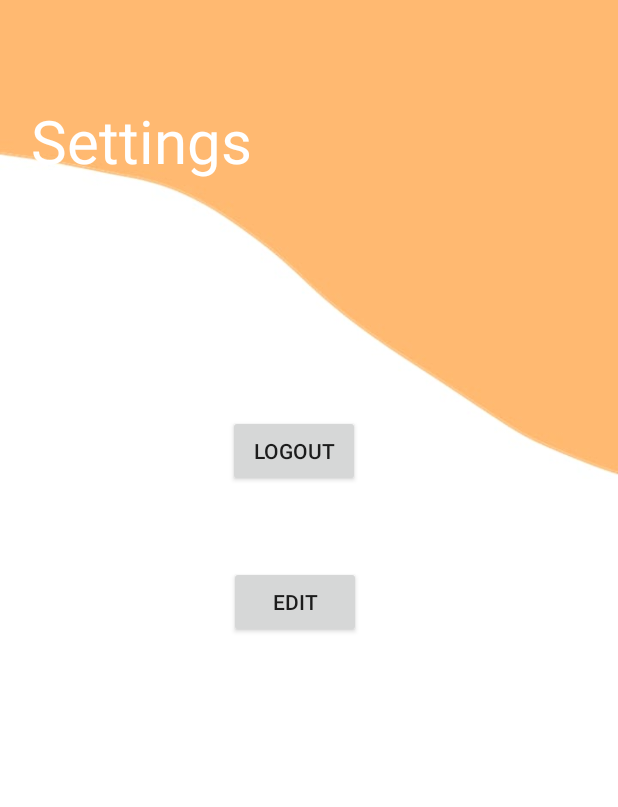
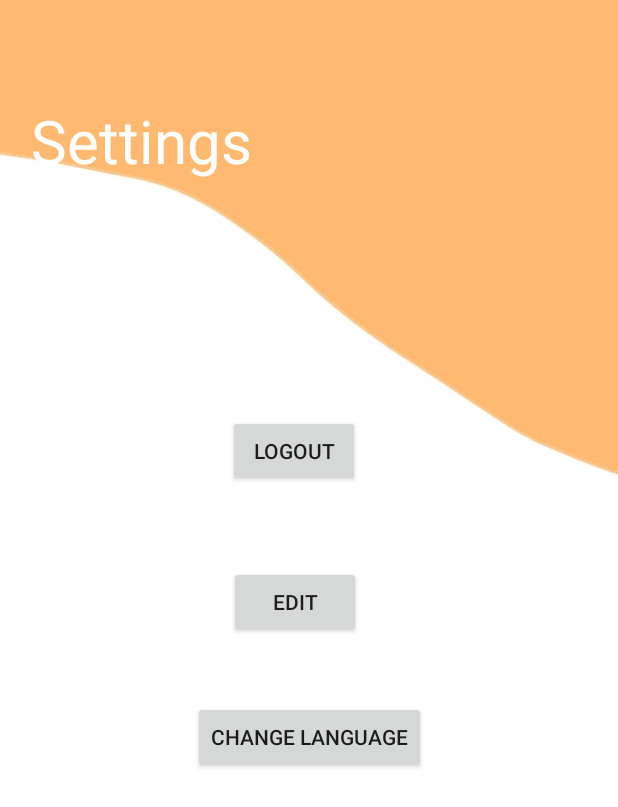
Before and after one commit to TechtitudeTribe/AttaChakki, an Android app: the Setting screen opened directly, with no data from a screen before it, on a phone screen of 412 x 824 dp. Shown: the top 807 px of the screen. Run offline under Robolectric (Android 15) with nearby library versions, the light colour scheme and no system bars; our stand-ins replace Firebase (no records; nobody signed in at launch, a user with empty details on screens opened directly); 1 statement that could not run was skipped.

Commit message:
Source Code

```diff
--- a/app/src/main/java/com/example/attachakki/Setting.java
+++ b/app/src/main/java/com/example/attachakki/Setting.java
@@ -1,16 +1,24 @@
 package com.example.attachakki;
 
+import androidx.appcompat.app.ActionBar;
+import androidx.appcompat.app.AlertDialog;
 import androidx.appcompat.app.AppCompatActivity;
 
+import android.app.Activity;
+import android.content.DialogInterface;
 import android.content.Intent;
+import android.content.SharedPreferences;
+import android.content.res.Configuration;
 import android.os.Bundle;
 import android.view.View;
 import android.widget.Button;
 
 import com.google.firebase.auth.FirebaseAuth;
 
+import java.util.Locale;
+
 public class Setting extends AppCompatActivity {
-    Button btnLogout,edit;
+    Button btnLogout,edit,changelang;
     FirebaseAuth mFirebaseAuth;
     private FirebaseAuth.AuthStateListener mAuthStateListener;
 
@@ -18,10 +26,15 @@ public class Setting extends AppCompatActivity {
     @Override
     protected void onCreate(Bundle savedInstanceState) {
         super.onCreate(savedInstanceState);
+        loadLocale();
         setContentView(R.layout.activity_setting);
+
+        ActionBar actionBar=getSupportActionBar();
+        actionBar.setTitle(getResources().getString(R.string.app_name));
 
         btnLogout=findViewById(R.id.logout);
         edit= findViewById(R.id.edit_profile);
+        changelang=findViewById(R.id.changeLang);
 
         btnLogout.setOnClickListener(new View.OnClickListener() {
             @Override
@@ -38,5 +51,52 @@ public class Setting extends AppCompatActivity {
                 startActivity(i);
             }
         });
+        changelang.setOnClickListener(new View.OnClickListener() {
+            @Override
+            public void onClick(View view) {
+                showChangeLanguageDialog();
+            }
+        });
+    }
+
+    private void showChangeLanguageDialog() {
+     final String[] listItems={"English" , "हिंदी"};
+        AlertDialog.Builder mBuilder= new AlertDialog.Builder(Setting.this);
+        mBuilder.setTitle("Choose Language...");
+        mBuilder.setSingleChoiceItems(listItems, -1, new DialogInterface.OnClickListener() {
+            @Override
+            public void onClick(DialogInterface dialogInterface, int i) {
+               if(i==0){
+                   //Hindi
+                    setLocale("hi");
+                    recreate();
+               }
+                else if(i==1){
+                    //English
+                    setLocale("en");
+                    recreate();
+                }
+
+                dialogInterface.dismiss();
+            }
+        });
+        AlertDialog mDialog=mBuilder.create();
+        mDialog.show();
+    }
+
+    private void setLocale(String lang) {
+        Locale locale=new Locale(lang);
+        Locale.setDefault(locale);
+        Configuration config=new Configuration();
+        config.locale=locale;
+        getBaseContext().getResources().updateConfiguration(config, getBaseContext().getResources().getDisplayMetrics());
+        SharedPreferences.Editor editor= getSharedPreferences("Settings", MODE_PRIVATE).edit();
+        editor.putString("My_Lang",lang);
+        editor.apply();
+    }
+    public void loadLocale(){
+        SharedPreferences prefs=getSharedPreferences("Settings", Activity.MODE_PRIVATE);
+        String language= prefs.getString("My_Lang", "");
+        setLocale(language);
     }
 }
--- a/app/src/main/res/layout/activity_edit_profile.xml
+++ b/app/src/main/res/layout/activity_edit_profile.xml
@@ -74,11 +74,10 @@
                     android:id="@+id/editCompany"
                     android:layout_width="match_parent"
                     android:layout_height="wrap_content"
-                    android:layout_toLeftOf="@+id/spinner1"
                     android:background="@drawable/bg_widget"
                     android:ems="10"
                     android:fontFamily="serif"
-                    android:hint="Gender"
+                    android:hint="Company"
                     android:paddingTop="10dp"
                     android:textColor="#000000"
                     android:paddingBottom="10dp"
--- a/app/src/main/res/layout/activity_setting.xml
+++ b/app/src/main/res/layout/activity_setting.xml
@@ -13,7 +13,7 @@
         android:layout_marginEnd="224dp"
         android:layout_marginBottom="637dp"
         android:padding="20dp"
-        android:text="Settings"
+        android:text="@string/settings"
         android:textColor="#ffffff"
         android:id="@+id/text"
         android:textSize="40dp"
@@ -30,7 +30,7 @@
         android:layout_marginTop="46dp"
         android:layout_marginEnd="171dp"
         android:layout_marginBottom="435dp"
-        android:text="Logout"
+        android:text="@string/logout"
         app:layout_constraintBottom_toBottomOf="parent"
         app:layout_constraintEnd_toEndOf="parent"
         app:layout_constraintHorizontal_bias="0.0"
@@ -46,11 +46,24 @@
         android:layout_marginTop="43dp"
         android:layout_marginEnd="171dp"
         android:layout_marginBottom="389dp"
-        android:text="Edit"
+        android:text="@string/edit"
         app:layout_constraintBottom_toBottomOf="parent"
         app:layout_constraintEnd_toEndOf="parent"
         app:layout_constraintStart_toStartOf="parent"
         app:layout_constraintTop_toBottomOf="@+id/logout" />
 
+    <Button
+        android:id="@+id/changeLang"
+        android:layout_width="wrap_content"
+        android:layout_height="wrap_content"
+        android:layout_marginStart="127dp"
+        android:layout_marginTop="37dp"
+        android:layout_marginEnd="127dp"
+        android:layout_marginBottom="304dp"
+        android:text="@string/changeLanguage"
+        app:layout_constraintBottom_toBottomOf="parent"
+        app:layout_constraintEnd_toEndOf="parent"
+        app:layout_constraintStart_toStartOf="parent"
+        app:layout_constraintTop_toBottomOf="@+id/edit_profile" />
 
 </androidx.constraintlayout.widget.ConstraintLayout>
--- a/app/src/main/res/layout/profile_info.xml
+++ b/app/src/main/res/layout/profile_info.xml
@@ -30,7 +30,7 @@
         android:background="@drawable/bg_widget"
         android:layout_marginRight="30dp"
         android:gravity="center"
-        android:hint="First Name"
+        android:hint="@string/firstname"
         android:textSize="30dp"
         app:layout_constraintBottom_toTopOf="@+id/prolastname"
         app:layout_constraintEnd_toEndOf="parent"
@@ -47,7 +47,7 @@
         android:gravity="center"
         android:layout_marginRight="30dp"
         android:layout_marginLeft="30dp"
-        android:hint="Last Name"
+        android:hint="@string/lastname"
         android:background="@drawable/bg_widget"
         app:layout_constraintBottom_toBottomOf="parent"
         app:layout_constraintEnd_toEndOf="parent"
@@ -64,7 +64,7 @@
         android:layout_marginBottom="330dp"
         android:background="@drawable/bg_widget"
         android:gravity="center"
-        android:hint="Company Name"
+        android:hint="@string/companyname"
         android:textSize="30dp"
         app:layout_constraintBottom_toBottomOf="parent"
         app:layout_constraintEnd_toEndOf="parent"
--- a/app/src/main/res/values/strings.xml
+++ b/app/src/main/res/values/strings.xml
@@ -1,3 +1,16 @@
 <resources>
     <string name="app_name">AttaChakki</string>
+
+
+    <string name="firstname">First Name</string>
+    <string name="lastname">Last Name</string>
+    <string name="companyname">Company</string>
+    <string name="update">Update</string>
+
+
+    <string name="logout">Logout</string>
+    <string name="edit">Edit</string>
+    <string name="settings">Settings</string>
+    <string name="changeLanguage">Change Language</string>
+
 </resources>
```
Also changed, not shown: 1 other file.
